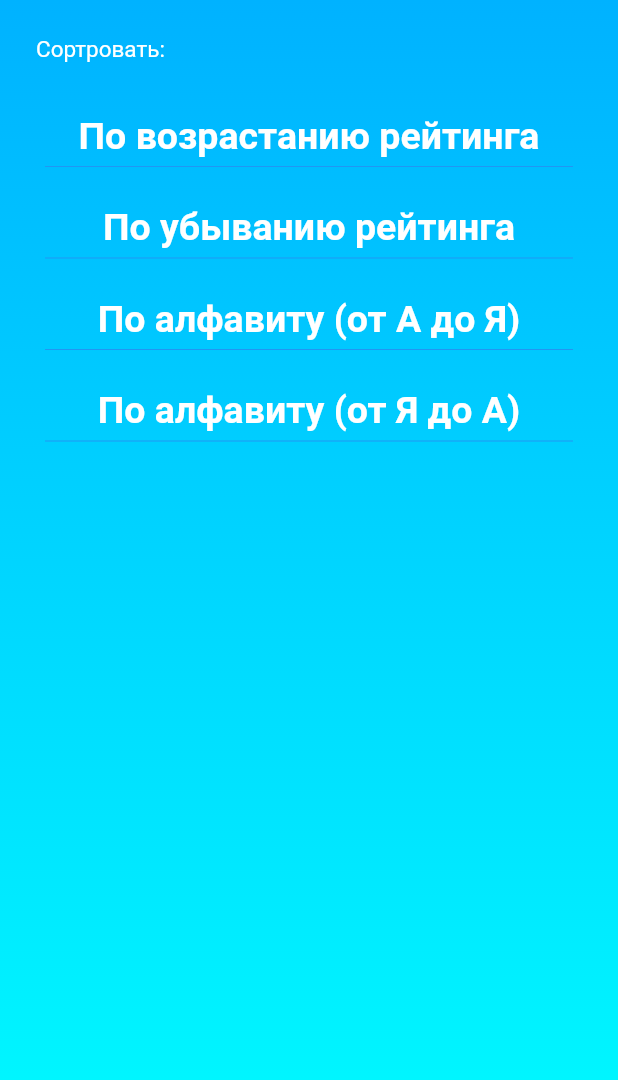
After one commit to MaximRyabovol/EAS, a Flutter app: the AlphabetSortingScreen screen opened by its route, on a phone screen of 412 x 824 dp. The commit adds this screen. Shown: the top 1080 px of the screen. Run offline on Flutter 3.47's test engine with Material 2 defaults, Android fonts, the phone set to English and light mode, and no system bars; our stand-ins replace flutter_spinkit.

Commit message:
alphabet_sorting_screen_added

```diff
--- /dev/null
+++ b/lib/screens/alphabet_sorting_screen.dart
@@ -0,0 +1,38 @@
+import 'package:flutter/material.dart';
+import 'package:goszakaz/constants.dart';
+import 'package:goszakaz/widgets/driwer_item.dart';
+
+class AlphabetSortingScreen extends StatelessWidget {
+  static final String id = '/alphabetSortingScreen';
+  @override
+  Widget build(BuildContext context) {
+    return Scaffold(
+      body: SafeArea(
+        child: Container(
+          width: double.infinity,
+          decoration: kThemeGradient,
+          child: Column(
+            mainAxisAlignment: MainAxisAlignment.start,
+            crossAxisAlignment: CrossAxisAlignment.start,
+            children: <Widget>[
+              Padding(
+                padding: EdgeInsets.all(24.0),
+                child: Text(
+                  'Сортровать:',
+                  style: TextStyle(
+                    fontSize: 15.0,
+                    color: Colors.white,
+                  ),
+                ),
+              ),
+              DrawerItem(title: 'По возрастанию рейтинга'),
+              DrawerItem(title: 'По убыванию рейтинга'),
+              DrawerItem(title: 'По алфавиту (от А до Я)'),
+              DrawerItem(title: 'По алфавиту (от Я до А)'),
+            ],
+          ),
+        ),
+      ),
+    );
+  }
+}
--- a/lib/screens/authorization_screen.dart
+++ b/lib/screens/authorization_screen.dart
@@ -4,7 +4,7 @@ import 'package:flutter/material.dart';
 import 'package:goszakaz/constants.dart';
 
 class AuthorizationScreen extends StatefulWidget {
-  static final String authorizationScreenId = '/';
+  static final String id = '/';
   @override
   _AuthorizationScreenState createState() => _AuthorizationScreenState();
 }
@@ -106,7 +106,7 @@ class _AuthorizationScreenState extends State<AuthorizationScreen> {
                         onPressed: () {
                           Navigator.pushNamed(
                             context,
-                            SearchScreen.searchScreenId,
+                            SearchScreen.id,
                           );
                         },
                         minWidth: 200.0,
--- a/lib/screens/loading_screen.dart
+++ b/lib/screens/loading_screen.dart
@@ -5,7 +5,7 @@ import 'package:flutter_spinkit/flutter_spinkit.dart';
 import 'package:goszakaz/services/map_parser.dart';
 
 class LoadingScreen extends StatefulWidget {
-  static final String loadingScreenId = '/LoadingScreen';
+  static final String id = '/LoadingScreen';
   @override
   _LoadingScreenState createState() => _LoadingScreenState();
 }
@@ -29,7 +29,7 @@ class _LoadingScreenState extends State<LoadingScreen> {
 
   @override
   void initState() {
-    getCompaniesData(); //todo enable this
+    //getCompaniesData(); //todo enable this
   }
 
   @override
--- a/lib/screens/search_screen.dart
+++ b/lib/screens/search_screen.dart
@@ -4,7 +4,7 @@ import 'package:goszakaz/screens/membrs_list_screen.dart';
 import 'package:goszakaz/widgets/search_field.dart';
 
 class SearchScreen extends StatefulWidget {
-  static final String searchScreenId = '/search';
+  static final String id = '/search';
 
   @override
   _SearchScreenState createState() => _SearchScreenState();
--- /dev/null
+++ b/lib/widgets/driwer_item.dart
@@ -0,0 +1,34 @@
+import 'package:flutter/material.dart';
+
+class DrawerItem extends StatelessWidget {
+  final String title;
+
+  DrawerItem({this.title});
+
+  @override
+  Widget build(BuildContext context) {
+    return Container(
+      child: Padding(
+        padding: EdgeInsets.all(10.0),
+        child: Column(
+          children: <Widget>[
+            Text(
+              title,
+              style: TextStyle(
+                fontSize: 25.0,
+                fontWeight: FontWeight.bold,
+                color: Colors.white,
+              ),
+            ),
+            Divider(
+              endIndent: 20.0,
+              indent: 20.0,
+              color: Colors.blue,
+              height: 12.0,
+            )
+          ],
+        ),
+      ),
+    );
+  }
+}
--- a/lib/widgets/search_field.dart
+++ b/lib/widgets/search_field.dart
@@ -19,12 +19,12 @@ class SearchField extends StatelessWidget {
       onSubmitted: (value) {
         Navigator.pushNamed(
             context, //LoadingScreen.loadingScreenId); //todo enable it!!!
-            MembersListScreen.membersListScreenId);
+            MembersListScreen.id);
       },
       onEditingComplete: () {
         Navigator.pushNamed(
             context, //LoadingScreen.loadingScreenId); //todo enable it!!!
-            MembersListScreen.membersListScreenId);
+            MembersListScreen.id);
       },
       keyboardType: TextInputType.text,
       textAlign: TextAlign.center,
```
Also changed, not shown: lib/main.dart (+7 -6 lines), lib/screens/membrs_list_screen.dart (+7 -8 lines), lib/widgets/bottom_button.dart (added, +29 -0 lines), lib/widgets/bottom_icon.dart (deleted, +0 -23 lines), lib/widgets/main_drawer.dart (+1 -33 lines).
